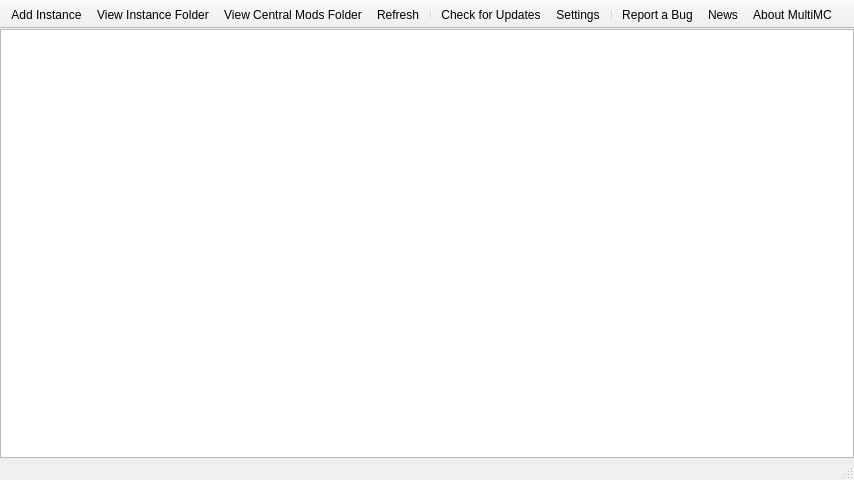
FreesmTeam/FreesmLauncher, file gui/mainwindow.ui: the form before one commit.
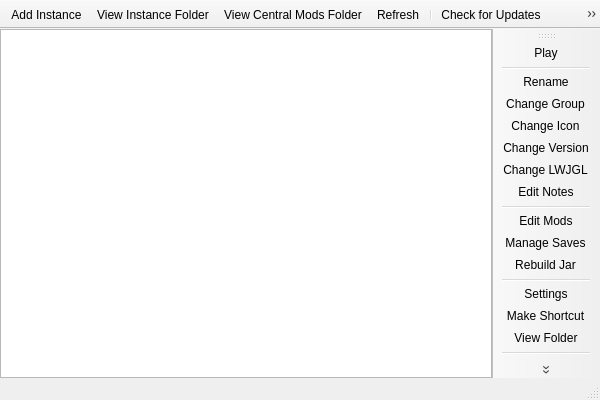
The form after the commit. Icons and pictures are not drawn.

Commit message: Add instance toolbar.

The edit to the form file:
```diff
--- a/gui/mainwindow.ui
+++ b/gui/mainwindow.ui
@@ -6,8 +6,8 @@
    <rect>
     <x>0</x>
     <y>0</y>
-    <width>854</width>
-    <height>480</height>
+    <width>600</width>
+    <height>400</height>
    </rect>
   </property>
   <property name="windowTitle">
@@ -64,6 +64,38 @@
    <addaction name="actionAbout"/>
   </widget>
   <widget class="QStatusBar" name="statusBar"/>
+  <widget class="QToolBar" name="instanceToolBar">
+   <property name="windowTitle">
+    <string>Instance Toolbar</string>
+   </property>
+   <property name="floatable">
+    <bool>false</bool>
+   </property>
+   <attribute name="toolBarArea">
+    <enum>RightToolBarArea</enum>
+   </attribute>
+   <attribute name="toolBarBreak">
+    <bool>false</bool>
+   </attribute>
+   <addaction name="actionLaunchInstance"/>
+   <addaction name="separator"/>
+   <addaction name="actionRenameInstance"/>
+   <addaction name="actionChangeInstGroup"/>
+   <addaction name="actionChangeInstIcon"/>
+   <addaction name="actionChangeInstMCVersion"/>
+   <addaction name="actionChangeInstLWJGLVersion"/>
+   <addaction name="actionEditInstNotes"/>
+   <addaction name="separator"/>
+   <addaction name="actionEditInstMods"/>
+   <addaction name="actionManageInstSaves"/>
+   <addaction name="actionRebuildInstJar"/>
+   <addaction name="separator"/>
+   <addaction name="actionInstanceSettings"/>
+   <addaction name="actionMakeDesktopShortcut"/>
+   <addaction name="actionViewSelectedInstFolder"/>
+   <addaction name="separator"/>
+   <addaction name="actionDeleteInstance"/>
+  </widget>
   <action name="actionAddInstance">
    <property name="icon">
     <iconset resource="../multimc.qrc">
@@ -178,6 +210,118 @@
     <enum>QAction::AboutRole</enum>
    </property>
   </action>
+  <action name="actionLaunchInstance">
+   <property name="text">
+    <string>Play</string>
+   </property>
+   <property name="toolTip">
+    <string>Launch the selected instance.</string>
+   </property>
+  </action>
+  <action name="actionRenameInstance">
+   <property name="text">
+    <string>Rename</string>
+   </property>
+   <property name="toolTip">
+    <string>Rename the selected instance.</string>
+   </property>
+  </action>
+  <action name="actionChangeInstGroup">
+   <property name="text">
+    <string>Change Group</string>
+   </property>
+   <property name="toolTip">
+    <string>Change the selected instance's group.</string>
+   </property>
+  </action>
+  <action name="actionChangeInstIcon">
+   <property name="text">
+    <string>Change Icon</string>
+   </property>
+   <property name="toolTip">
+    <string>Change the selected instance's icon.</string>
+   </property>
+  </action>
+  <action name="actionEditInstNotes">
+   <property name="text">
+    <string>Edit Notes</string>
+   </property>
+   <property name="toolTip">
+    <string>Edit the notes for the selected instance.</string>
+   </property>
+  </action>
+  <action name="actionInstanceSettings">
+   <property name="text">
+    <string>Settings</string>
+   </property>
+   <property name="toolTip">
+    <string>Change settings for the selected instance.</string>
+   </property>
+  </action>
+  <action name="actionMakeDesktopShortcut">
+   <property name="text">
+    <string>Make Shortcut</string>
+   </property>
+   <property name="toolTip">
+    <string>Make a shortcut on the desktop for the selected instance.</string>
+   </property>
+  </action>
+  <action name="actionManageInstSaves">
+   <property name="text">
+    <string>Manage Saves</string>
+   </property>
+   <property name="toolTip">
+    <string>Manage saves for the selected instance.</string>
+   </property>
+  </action>
+  <action name="actionEditInstMods">
+   <property name="text">
+    <string>Edit Mods</string>
+   </property>
+   <property name="toolTip">
+    <string>Edit the mods for the selected instance.</string>
+   </property>
+  </action>
+  <action name="actionChangeInstMCVersion">
+   <property name="text">
+    <string>Change Version</string>
+   </property>
+   <property name="toolTip">
+    <string>Change the selected instance's Minecraft version.</string>
+   </property>
+  </action>
+  <action name="actionChangeInstLWJGLVersion">
+   <property name="text">
+    <string>Change LWJGL</string>
+   </property>
+   <property name="toolTip">
+    <string>Change the version of LWJGL for the selected instance to use.</string>
+   </property>
+  </action>
+  <action name="actionRebuildInstJar">
+   <property name="text">
+    <string>Rebuild Jar</string>
+   </property>
+   <property name="toolTip">
+    <string>Re-installs the mods for the selected instance.</string>
+   </property>
+  </action>
+  <action name="actionViewSelectedInstFolder">
+   <property name="text">
+    <string>View Folder</string>
+   </property>
+   <property name="toolTip">
+    <string>Opens the selected instance's root folder in a file browser.</string>
+   </property>
+  </action>
+  <action name="actionDeleteInstance">
+   <property name="text">
+    <string>Delete</string>
+   </property>
+   <property name="toolTip">
+    <string>Deletes the selected instance.</string>
+   </property>
+  </action>
  </widget>
  <layoutdefault spacing="6" margin="11"/>
  <resources>
```
Left out of the diff: 3 changed lines with no effect on the pictures. The commit also changes 3 other files.
